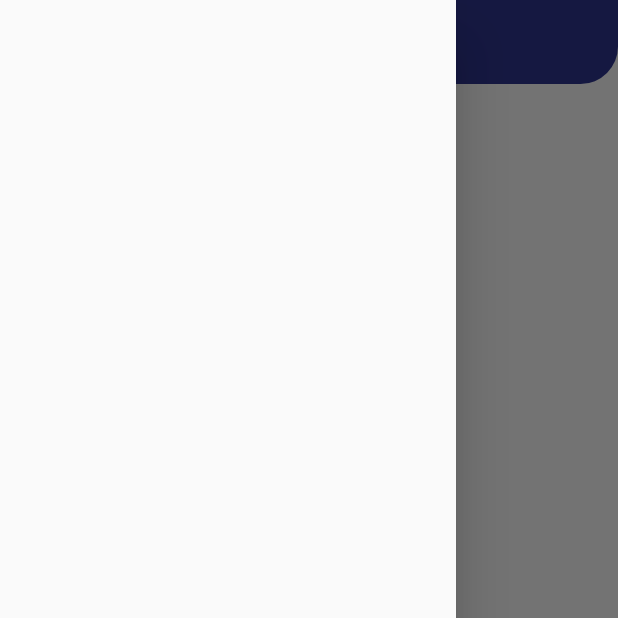
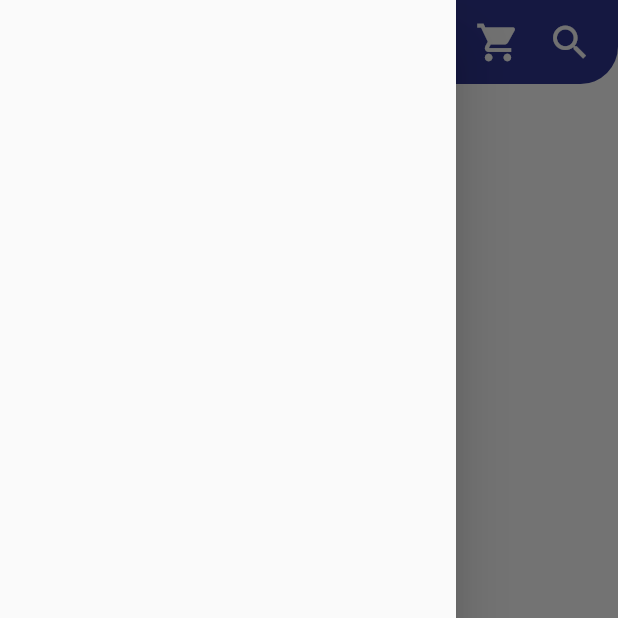
Before and after one commit to hussam-aw/timezonesu, a Flutter app: the HomeScreen screen opened by its route, with the side drawer open, on a phone screen of 412 x 824 dp, the top half of it. Run offline on Flutter 3.47's test engine with Material 2 defaults, Android fonts, the phone set to English and light mode, and no system bars; our stand-ins replace get.

Commit message:
Add appbar actions

```diff
--- a/lib/PresentationLayer/Public/home_screen.dart
+++ b/lib/PresentationLayer/Public/home_screen.dart
@@ -1,4 +1,5 @@
 import 'package:flutter/material.dart';
+import 'package:timezonesu/Constants/ui_colors.dart';
 import 'package:timezonesu/PresentationLayer/Widgets/Public/drawer.dart';
 import 'package:timezonesu/PresentationLayer/Widgets/Public/timezome_appbar.dart';
 
@@ -10,7 +11,27 @@ class HomeScreen extends StatelessWidget {
     return Directionality(
         textDirection: TextDirection.ltr,
         child: Scaffold(
-          appBar: tzAppBar(),
+          appBar: tzAppBar(
+            actions: [
+              IconButton(
+                onPressed: () {},
+                icon: const Icon(
+                  Icons.shopping_cart,
+                  size: 30,
+                  color: UIColors.activeIcon,
+                ),
+              ),
+              IconButton(
+                onPressed: () {},
+                icon: const Icon(
+                  Icons.search,
+                  size: 30,
+                  color: UIColors.activeIcon,
+                ),
+              ),
+              const SizedBox(width: 8),
+            ],
+          ),
           drawer: const TzDrawer(),
           body: const SizedBox(),
         ));
```
